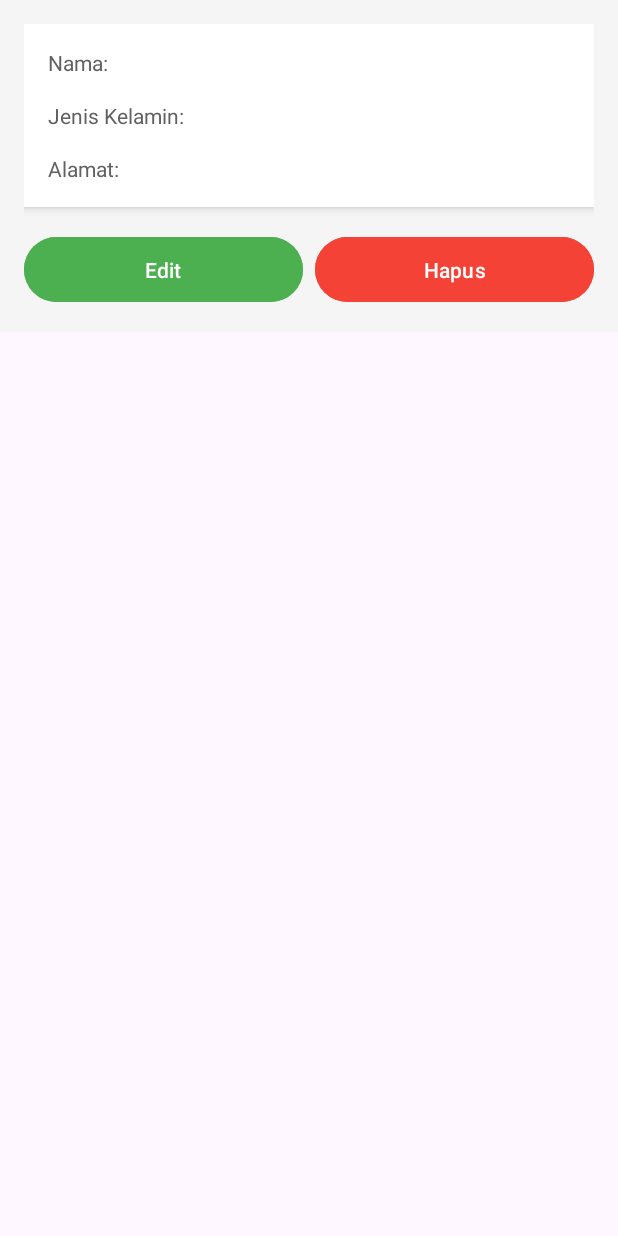
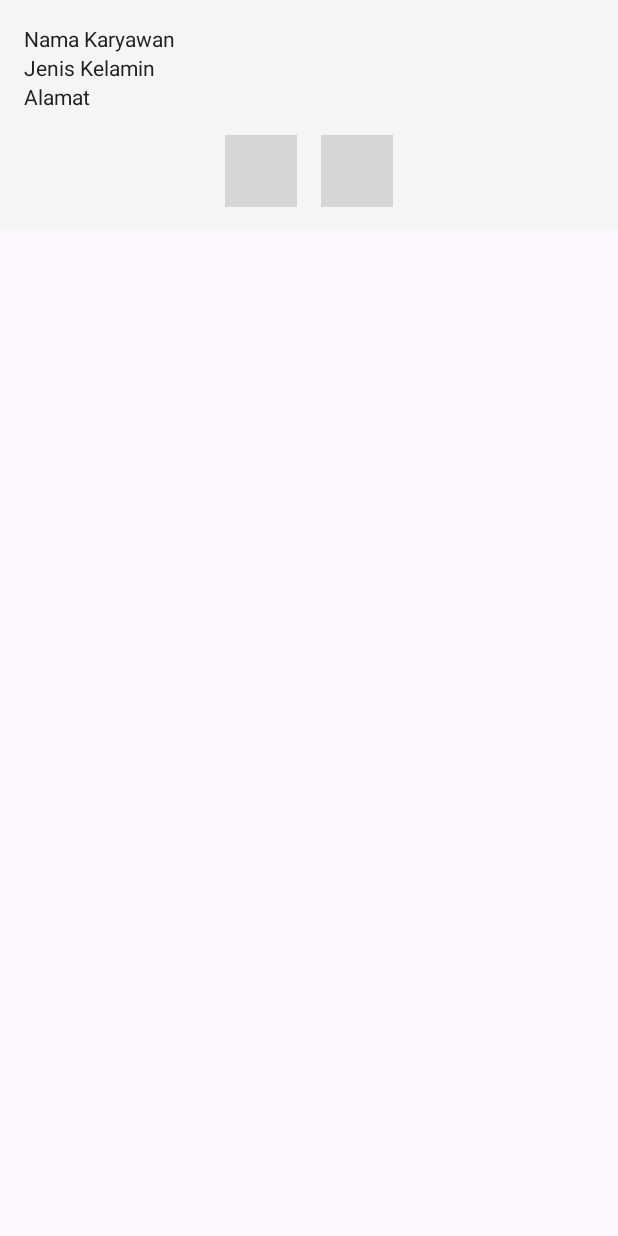
Before and after one commit to faviian22/ProjectUtsMobile, an Android app: the layout item_karyawan.xml on its own in the app's theme, with its tools: preview values and no code run, on a phone screen of 412 x 824 dp. Run offline under Robolectric (Android 15) with nearby library versions, the phone set to English and light mode, and no system bars; grey boxes are pictures that could not be loaded.

```diff
--- a/app/src/main/java/com/example/projectutsmobile/KaryawanAdapter.kt
+++ b/app/src/main/java/com/example/projectutsmobile/KaryawanAdapter.kt
@@ -5,6 +5,7 @@ import android.view.View
 import android.view.ViewGroup
 import android.widget.Button
 import android.widget.TextView
+import androidx.appcompat.widget.AppCompatImageButton
 import androidx.recyclerview.widget.RecyclerView
 
 class KaryawanAdapter(
@@ -85,8 +86,8 @@ class KaryawanAdapter(
         private val textViewNama: TextView = view.findViewById(R.id.textViewNamaKaryawan)
         private val textViewJenisKelamin: TextView = view.findViewById(R.id.textViewJenisKelaminKaryawan)
         private val textViewAlamat: TextView = view.findViewById(R.id.textViewAlamatKaryawan)
-        val buttonEdit: Button = view.findViewById(R.id.buttonEdit)
-        val buttonDelete: Button = view.findViewById(R.id.buttonDelete)
+        val buttonEdit: AppCompatImageButton = view.findViewById(R.id.buttonEdit)
+        val buttonDelete: AppCompatImageButton = view.findViewById(R.id.buttonDelete)
 
         fun bind(karyawan: Karyawan) {
             textViewNama.text = karyawan.nama_karyawan
--- a/app/src/main/java/com/example/projectutsmobile/ProdukAdapter.kt
+++ b/app/src/main/java/com/example/projectutsmobile/ProdukAdapter.kt
@@ -5,6 +5,7 @@ import android.view.View
 import android.view.ViewGroup
 import android.widget.Button
 import android.widget.TextView
+import androidx.appcompat.widget.AppCompatImageButton
 import androidx.recyclerview.widget.RecyclerView
 
 class ProdukAdapter(
@@ -88,8 +89,9 @@ class ProdukAdapter(
         private val textHargaProduk: TextView = view.findViewById(R.id.textViewHargaProduk)
         private val textStokProduk: TextView = view.findViewById(R.id.textViewStokProduk)
         private val textSatuanProduk: TextView = view.findViewById(R.id.textViewSatuanProduk)
-        val buttonEdit: Button = view.findViewById(R.id.buttonEdit)
-        val buttonDelete: Button = view.findViewById(R.id.buttonDelete)
+        val buttonEdit: AppCompatImageButton = view.findViewById(R.id.buttonEdit)
+        val buttonDelete: AppCompatImageButton = view.findViewById(R.id.buttonDelete)
+
 
         fun bind(produk: Produk) {
             textNamaProduk.text = produk.namaProduk
--- a/app/src/main/res/layout/dialog_add_karyawan.xml
+++ b/app/src/main/res/layout/dialog_add_karyawan.xml
@@ -4,41 +4,60 @@
     android:layout_height="match_parent"
     android:orientation="vertical"
     android:padding="16dp"
-    android:gravity="center">
+    android:gravity="center"
+    android:background="@android:color/white">
 
+    <!-- Nama Karyawan -->
     <EditText
         android:id="@+id/editTextNamaKaryawan"
         android:layout_width="match_parent"
         android:layout_height="wrap_content"
         android:hint="Nama Karyawan"
-        android:padding="10dp"
+        android:padding="12dp"
         android:layout_marginBottom="16dp"
-        android:background="@android:drawable/editbox_background" />
+        android:background="@android:drawable/editbox_background"
+        android:textColor="@android:color/black"
+        android:textSize="16sp"
+        android:importantForAccessibility="yes"
+        android:contentDescription="Nama Karyawan field" />
 
+    <!-- Gender Spinner -->
     <Spinner
         android:id="@+id/spinnerJenisKelamin"
         android:layout_width="match_parent"
         android:layout_height="wrap_content"
         android:layout_marginBottom="16dp"
-        android:padding="10dp"
-        android:background="@android:drawable/editbox_background" />
+        android:padding="12dp"
+        android:background="@android:drawable/editbox_background"
+        android:importantForAccessibility="yes"
+        android:contentDescription="Gender selection spinner" />
 
+    <!-- Alamat Karyawan -->
     <EditText
         android:id="@+id/editTextAlamatKaryawan"
         android:layout_width="match_parent"
         android:layout_height="wrap_content"
         android:hint="Alamat Karyawan"
-        android:padding="10dp"
+        android:padding="12dp"
         android:layout_marginBottom="24dp"
-        android:background="@android:drawable/editbox_background" />
+        android:background="@android:drawable/editbox_background"
+        android:textColor="@android:color/black"
+        android:textSize="16sp"
+        android:importantForAccessibility="yes"
+        android:contentDescription="Alamat Karyawan field" />
 
+    <!-- Save Button -->
     <Button
         android:id="@+id/buttonSaveKaryawan"
         android:layout_width="match_parent"
         android:layout_height="wrap_content"
         android:text="Simpan"
         android:padding="12dp"
+        android:layout_marginTop="8dp"
         android:backgroundTint="@android:color/holo_blue_light"
         android:textColor="@android:color/white"
-        android:textStyle="bold" />
+        android:textStyle="bold"
+        android:importantForAccessibility="yes"
+        android:contentDescription="Save button" />
+
 </LinearLayout>
--- a/app/src/main/res/layout/item_karyawan.xml
+++ b/app/src/main/res/layout/item_karyawan.xml
@@ -1,6 +1,5 @@
 <?xml version="1.0" encoding="utf-8"?>
-<LinearLayout
-    xmlns:android="http://schemas.android.com/apk/res/android"
+<LinearLayout xmlns:android="http://schemas.android.com/apk/res/android"
     xmlns:app="http://schemas.android.com/apk/res-auto"
     android:layout_width="match_parent"
     android:layout_height="wrap_content"
@@ -8,108 +7,88 @@
     android:padding="16dp"
     android:background="@color/backgroundColor">
 
-    <!-- Grid Layout to organize rows -->
-    <GridLayout
+    <!-- Nama Karyawan -->
+    <LinearLayout
         android:layout_width="match_parent"
         android:layout_height="wrap_content"
-        android:columnCount="2"
-        android:padding="8dp"
-        android:background="@color/white"
-        android:elevation="4dp">
-
-        <!-- Row for Name -->
-        <TextView
-            android:layout_width="0dp"
-            android:layout_height="wrap_content"
-            android:layout_columnWeight="1"
-            android:gravity="start"
-            android:text="Nama:"
-            android:textSize="14sp"
-            android:textColor="@color/labelTextColor"
-            android:padding="8dp" />
+        android:orientation="horizontal"
+        android:elevation="2dp">
 
         <TextView
             android:id="@+id/textViewNamaKaryawan"
             android:layout_width="0dp"
             android:layout_height="wrap_content"
-            android:layout_columnWeight="1"
-            android:gravity="start"
+            android:layout_weight="1"
             android:textSize="14sp"
             android:textColor="@color/valueTextColor"
-            android:padding="8dp" />
+            android:text="Nama Karyawan" />
+    </LinearLayout>
 
-        <!-- Row for Gender -->
-        <TextView
-            android:layout_width="0dp"
-            android:layout_height="wrap_content"
-            android:layout_columnWeight="1"
-            android:gravity="start"
-            android:text="Jenis Kelamin:"
-            android:textSize="14sp"
-            android:textColor="@color/labelTextColor"
-            android:padding="8dp" />
+    <!-- Jenis Kelamin -->
+    <LinearLayout
+        android:layout_width="match_parent"
+        android:layout_height="wrap_content"
+        android:orientation="horizontal"
+        android:elevation="2dp">
 
         <TextView
             android:id="@+id/textViewJenisKelaminKaryawan"
             android:layout_width="0dp"
             android:layout_height="wrap_content"
-            android:layout_columnWeight="1"
-            android:gravity="start"
+            android:layout_weight="1"
             android:textSize="14sp"
             android:textColor="@color/valueTextColor"
-            android:padding="8dp" />
+            android:text="Jenis Kelamin" />
+    </LinearLayout>
 
-        <!-- Row for Address -->
-        <TextView
-            android:layout_width="0dp"
-            android:layout_height="wrap_content"
-            android:layout_columnWeight="1"
-            android:gravity="start"
-            android:text="Alamat:"
-            android:textSize="14sp"
-            android:textColor="@color/labelTextColor"
-            android:padding="8dp" />
+    <!-- Alamat -->
+    <LinearLayout
+        android:layout_width="match_parent"
+        android:layout_height="wrap_content"
+        android:orientation="horizontal"
+        android:elevation="2dp">
 
         <TextView
             android:id="@+id/textViewAlamatKaryawan"
             android:layout_width="0dp"
             android:layout_height="wrap_content"
-            android:layout_columnWeight="1"
-            android:gravity="start"
+            android:layout_weight="1"
             android:textSize="14sp"
             android:textColor="@color/valueTextColor"
-            android:padding="8dp" />
-    </GridLayout>
+            android:text="Alamat" />
+    </LinearLayout>
 
-    <!-- Buttons -->
+    <!-- Kontak -->
+
+
+    <!-- Tombol Edit dan Delete -->
     <LinearLayout
         android:layout_width="match_parent"
         android:layout_height="wrap_content"
         android:layout_marginTop="16dp"
-        android:orientation="horizontal">
+        android:orientation="horizontal"
+        android:gravity="center">
 
-        <Button
+        <ImageButton
             android:id="@+id/buttonEdit"
-            android:layout_width="0dp"
-            android:layout_height="wrap_content"
-            android:layout_weight="1"
-            android:backgroundTint="@color/editButtonColor"
-            android:text="Edit"
-            android:textColor="@color/white"
-            android:textSize="14sp"
-            android:layout_marginEnd="8dp"
-            android:padding="12dp" />
+            android:layout_width="48dp"
+            android:layout_height="48dp"
+            android:layout_marginEnd="16dp"
+            android:contentDescription="Edit"
+            android:padding="8dp"
+            android:scaleType="centerInside"
+            android:src="@drawable/ic_edit"
+            android:background="?attr/selectableItemBackgroundBorderless" />
 
-        <Button
+        <ImageButton
             android:id="@+id/buttonDelete"
-            android:layout_width="0dp"
-            android:layout_height="wrap_content"
-            android:layout_weight="1"
-            android:backgroundTint="@color/deleteButtonColor"
-            android:text="Hapus"
-            android:textColor="@color/white"
-            android:textSize="14sp"
-            android:padding="12dp" />
+            android:layout_width="48dp"
+            android:layout_height="48dp"
+            android:contentDescription="Delete"
+            android:padding="8dp"
+            android:scaleType="centerInside"
+            android:src="@drawable/ic_delete"
+            android:background="?attr/selectableItemBackgroundBorderless" />
     </LinearLayout>
 
 </LinearLayout>
```
